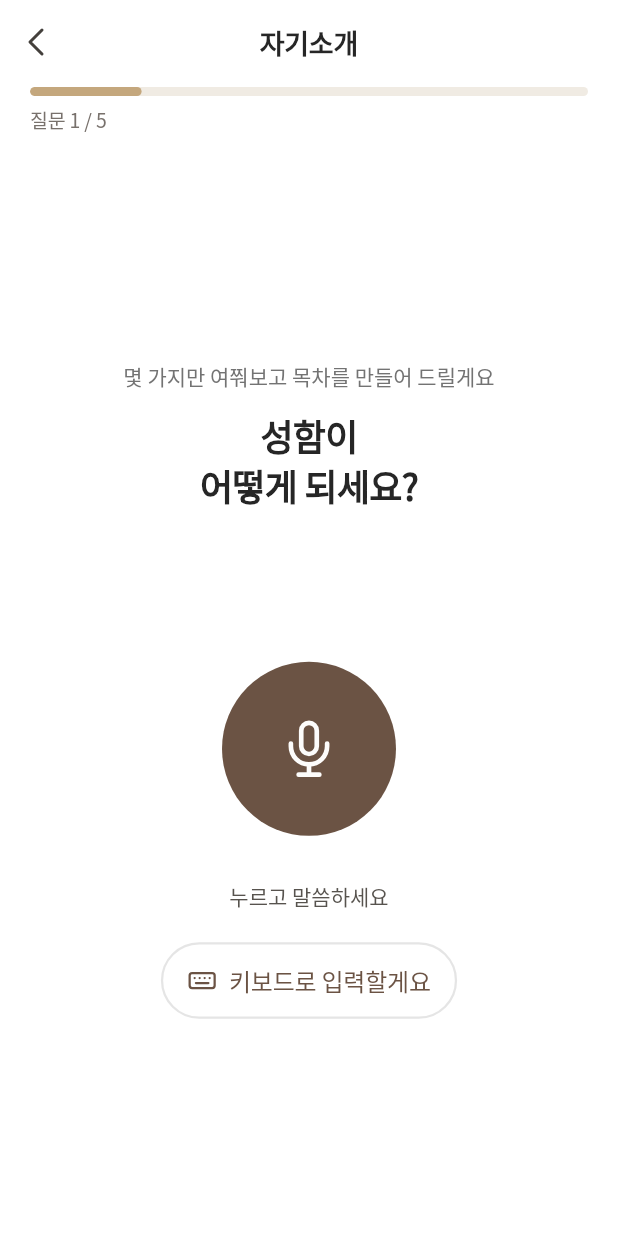
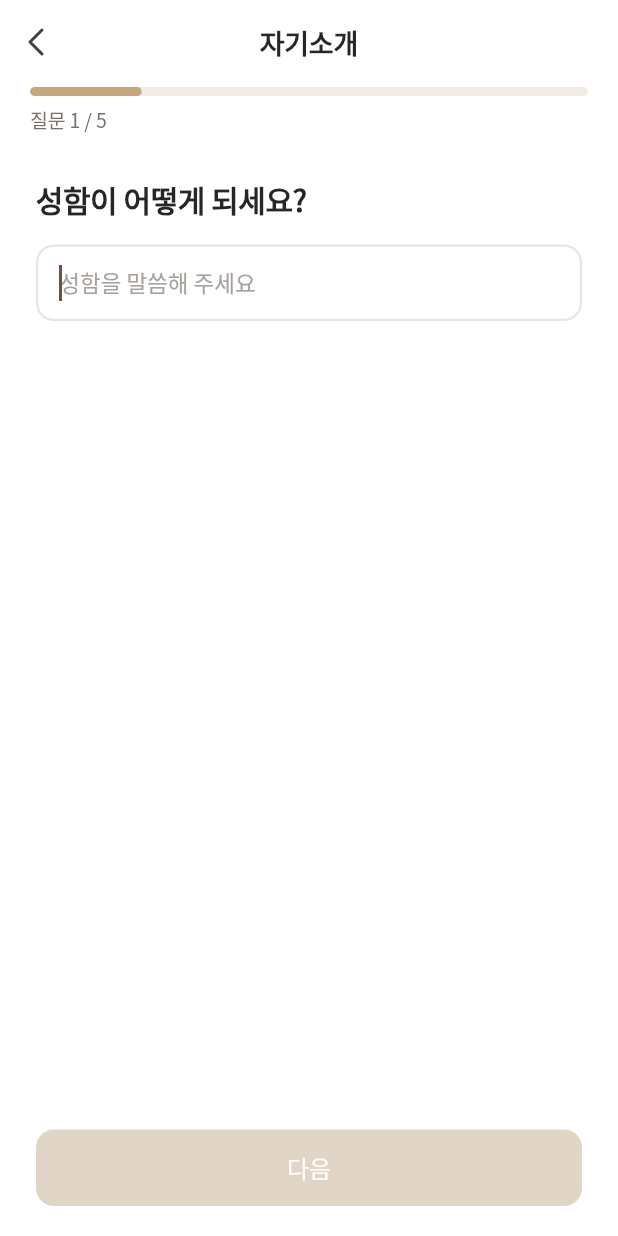
Before and after one commit to cchoiGeon/life-legacy-flutter, a Flutter app: the IntroView screen opened by its route, on a phone screen of 412 x 824 dp. Run offline on Flutter 3.47's test engine with Material 3 defaults, Android fonts, the phone set to English and light mode, and no system bars; our stand-ins replace flutter_svg, get, get_storage, speech_to_text; accounts and stored records are empty.

Commit message:
feat(intro): 자기소개를 키보드 전용으로 바꾸고 화면 배치 조정
- 성함 문항에서 음성 입력 제거 — IntroController가 SpeechService를 받지 않는다
- 고르기 문항: 질문을 위로 올리고 버튼을 96 높이 · 20px 글자로 키움
- 선택지 두 개를 항상 같은 모양(outline)으로 통일
- AppButton에 minHeight · labelStyle 예외 옵션 추가

Co-Authored-By: Claude Opus 5 (1M context) <noreply@anthropic.com>

```diff
--- a/lib/common/widgets/ds/app_button.dart
+++ b/lib/common/widgets/ds/app_button.dart
@@ -40,6 +40,8 @@ class AppButton extends StatefulWidget {
     this.loading = false,
     this.enabled = true,
     this.icon,
+    this.minHeight,
+    this.labelStyle,
   });
 
   final String label;
@@ -60,6 +62,16 @@ class AppButton extends StatefulWidget {
 
   /// 글자 왼쪽 아이콘(이모지 텍스트도 가능)
   final Widget? icon;
+
+  /// 시안 기본 높이(패딩으로 정해진다)보다 크게 잡아야 할 때만 쓴다.
+  ///
+  /// ⚠️ 예외용이다. 화면 대부분은 [size]로 충분하다. 자기소개의 "예 / 아니요"
+  ///    처럼 **그 화면의 유일한 조작**이라 손에 잡히게 키워야 하는 경우만.
+  final double? minHeight;
+
+  /// 라벨 스타일 교체. [minHeight]로 버튼을 키우면 기본 글자가 작아 보여서
+  /// 같이 올려야 할 때가 있다. 굵기는 [AppButton]이 medium으로 덮는다.
+  final TextStyle? labelStyle;
 
   bool get _disabled => !enabled || loading || onPressed == null;
 
@@ -149,6 +161,9 @@ class _AppButtonState extends State<AppButton> {
               duration: AppMotion.fast,
               curve: AppMotion.standard,
               width: widget.block ? double.infinity : null,
+              constraints: widget.minHeight == null
+                  ? null
+                  : BoxConstraints(minHeight: widget.minHeight!),
               padding: EdgeInsets.symmetric(
                 horizontal: m.padX,
                 vertical: m.padY,
@@ -181,7 +196,7 @@ class _AppButtonState extends State<AppButton> {
                       overflow: TextOverflow.ellipsis,
                       textAlign: TextAlign.center,
                       style: AppTypography.weight(
-                        m.text,
+                        widget.labelStyle ?? m.text,
                         AppTypography.medium,
                       ).copyWith(height: 1.2, color: p.fg),
                     ),
--- a/lib/feature/intro/binding.dart
+++ b/lib/feature/intro/binding.dart
@@ -9,11 +9,7 @@ class IntroBinding extends Bindings {
   @override
   void dependencies() {
     Get.lazyPut(
-      () => IntroController(
-        Get.find<ApiClient>(),
-        Get.find<SpeechService>(),
-        Get.find<ToastService>(),
-      ),
+      () => IntroController(Get.find<ApiClient>(), Get.find<ToastService>()),
     );
   }
 }
--- a/lib/feature/intro/intro_view.dart
+++ b/lib/feature/intro/intro_view.dart
@@ -61,12 +61,10 @@ class IntroView extends GetView<IntroController> {
             ),
             Expanded(
               child: switch (question.type) {
-                // 고르기 문항은 음성·키보드 구분이 없다 — 버튼만 보여준다.
                 IntroAnswerType.choice => _ChoiceBody(question: question),
-                IntroAnswerType.text =>
-                  controller.mode.value == ComposeMode.voice
-                      ? _VoiceBody(question: question)
-                      : _KeyboardBody(question: question),
+                // 자기소개는 **키보드 전용**이다 — 성함처럼 짧은 답은
+                // 받아쓰기보다 직접 치는 편이 빠르다.
+                IntroAnswerType.text => _KeyboardBody(question: question),
               },
             ),
           ],
@@ -76,19 +74,29 @@ class IntroView extends GetView<IntroController> {
   }
 }
 
-/// 07 — 큰 마이크 버튼이 중심.
-class _VoiceBody extends GetView<IntroController> {
-  const _VoiceBody({required this.question});
+/// 고르기 문항 — 질문 + 선택지 두 개.
+///
+/// 누르는 즉시 다음 문항으로 넘어간다. 시니어 사용자가 "고르고 → 다음 누르고"
+/// 두 번 조작하지 않게 한 것이다.
+///
+/// 질문은 위, 버튼은 아래에 둔다. 가운데로 모으면 두 덩어리가 붙어 버린다.
+class _ChoiceBody extends GetView<IntroController> {
+  const _ChoiceBody({required this.question});
 
   final IntroQuestion question;
+
+  /// 이 화면의 **유일한 조작**이라 시안 CTA(56)보다 크게 잡는다.
+  static const _buttonHeight = 96.0;
 
   @override
   Widget build(BuildContext context) {
     return Padding(
       padding: const EdgeInsets.symmetric(horizontal: AppDimens.gutter),
       child: Column(
+        // stretch가 없으면 Column이 라벨 폭으로 줄어들어 버튼 Row도 같이 좁아진다.
+        crossAxisAlignment: CrossAxisAlignment.stretch,
         children: [
-          const Spacer(flex: 2),
+          const SizedBox(height: AppDimens.space16),
           Text(
             '몇 가지만 여쭤보고 목차를 만들어 드릴게요',
             textAlign: TextAlign.center,
@@ -100,106 +108,28 @@ class _VoiceBody extends GetView<IntroController> {
             textAlign: TextAlign.center,
             style: AppTypography.titlePage,
           ),
-          const Spacer(),
-          Obx(
-            () => AppMicButton(
-              recording: controller.isRecording.value,
-              onTap: controller.toggleRecording,
-            ),
-          ),
-          Obx(
-            () => Text(
-              controller.isRecording.value ? '듣고 있어요…' : '누르고 말씀하세요',
-              style: AppTypography.bodySm.copyWith(
-                color: AppColors.textSecondary,
-              ),
-            ),
-          ),
-          // 말하는 동안 인식된 글자를 보여준다.
-          Obx(() {
-            final heard = controller.liveTranscript;
-            if (!controller.isRecording.value || heard.isEmpty) {
-              return const SizedBox.shrink();
-            }
-            return Padding(
-              padding: const EdgeInsets.only(top: AppDimens.space4),
-              child: Container(
-                width: double.infinity,
-                padding: const EdgeInsets.all(AppDimens.space4),
-                decoration: BoxDecoration(
-                  color: AppColors.bubbleSys,
-                  borderRadius: BorderRadius.circular(AppDimens.radiusBubble),
-                ),
-                child: Text(
-                  heard,
-                  textAlign: TextAlign.center,
-                  style: AppTypography.bodyChat.copyWith(
-                    color: AppColors.textStrong,
-                  ),
-                ),
-              ),
-            );
-          }),
-          const SizedBox(height: AppDimens.space5),
-          // 작성 탭(13)과 **같은 버튼 컴포넌트**다 (Figma 158:370).
-          AppKeyboardButton(onPressed: controller.useKeyboard),
-          const Spacer(flex: 2),
-        ],
-      ),
-    );
-  }
-}
-
-/// 고르기 문항 — 질문 + 선택지 두 개.
-///
-/// 누르는 즉시 다음 문항으로 넘어간다. 시니어 사용자가 "고르고 → 다음 누르고"
-/// 두 번 조작하지 않게 한 것이다.
-class _ChoiceBody extends GetView<IntroController> {
-  const _ChoiceBody({required this.question});
-
-  final IntroQuestion question;
-
-  @override
-  Widget build(BuildContext context) {
-    return Padding(
-      padding: const EdgeInsets.symmetric(horizontal: AppDimens.gutter),
-      child: Column(
-        mainAxisAlignment: MainAxisAlignment.center,
-        children: [
-          Text(
-            '몇 가지만 여쭤보고 목차를 만들어 드릴게요',
-            textAlign: TextAlign.center,
-            style: AppTypography.bodySm.copyWith(color: AppColors.textTertiary),
-          ),
-          const SizedBox(height: AppDimens.space3),
-          Text(
-            question.text,
-            textAlign: TextAlign.center,
-            style: AppTypography.titlePage,
-          ),
-          const SizedBox(height: AppDimens.space10),
-          Obx(() {
-            final chosen = controller.chosen;
-            return Row(
+          const Spacer(flex: 3),
+          Row(
             children: [
               for (final (i, choice) in question.choices.indexed) ...[
                 if (i > 0) const SizedBox(width: AppDimens.space3),
                 Expanded(
                   child: AppButton(
                     label: choice,
-                      // 뒤로 왔을 때 눌렀던 쪽을 채워서 보여준다.
-                      variant: chosen == choice
-                          ? AppButtonVariant.primary
-                          : AppButtonVariant.outline,
+                    // ⚠️ 두 버튼은 **항상 같은 모양**이다. 고른 쪽을 채워서
+                    //    표시하면 한쪽만 색이 진해져 기본값처럼 보인다.
+                    variant: AppButtonVariant.outline,
                     size: AppButtonSize.lg,
                     block: true,
+                    minHeight: _buttonHeight,
+                    labelStyle: AppTypography.headingXl,
                     onPressed: () => controller.choose(choice),
                   ),
                 ),
               ],
             ],
-            );
-          }),
+          ),
+          const Spacer(flex: 2),
         ],
       ),
     );
@@ -223,10 +153,7 @@ class _KeyboardBody extends GetView<IntroController> {
       canSubmit: controller.canGoNext,
       onSubmit: controller.next,
       ctaLabel: controller.step == controller.total ? '목차 만들기' : '다음',
-      isRecording: controller.isRecording.value,
-      // 작성 탭과 같은 규칙 — 마이크를 눌러도 곧바로 녹음하지 않고
-      // 음성 대기 화면("누르고 말씀하세요")으로 돌아간다.
-      onMic: controller.useVoice,
+      // onMic을 주지 않아 마이크 버튼과 "음성으로 바꾸려면…" 안내가 빠진다.
     ),
   );
 }
```
Also changed, not shown: lib/feature/intro/intro_controller.dart (+5 -80 lines), 1 other file. Lines whose indentation alone changed are shown as unchanged.
